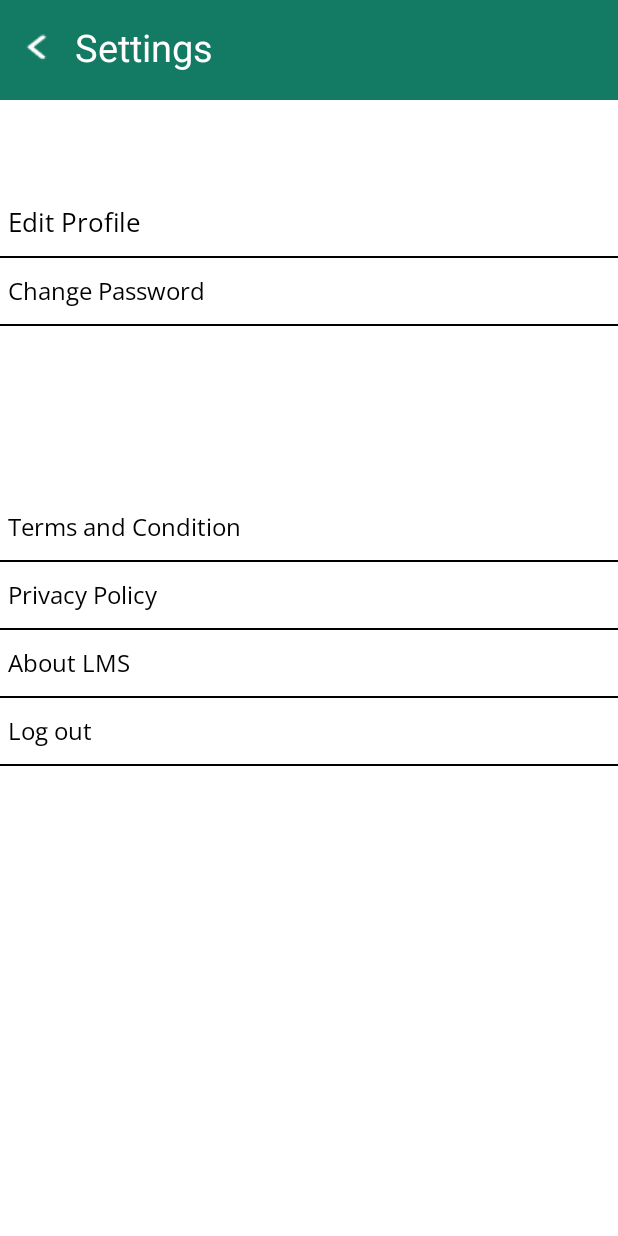
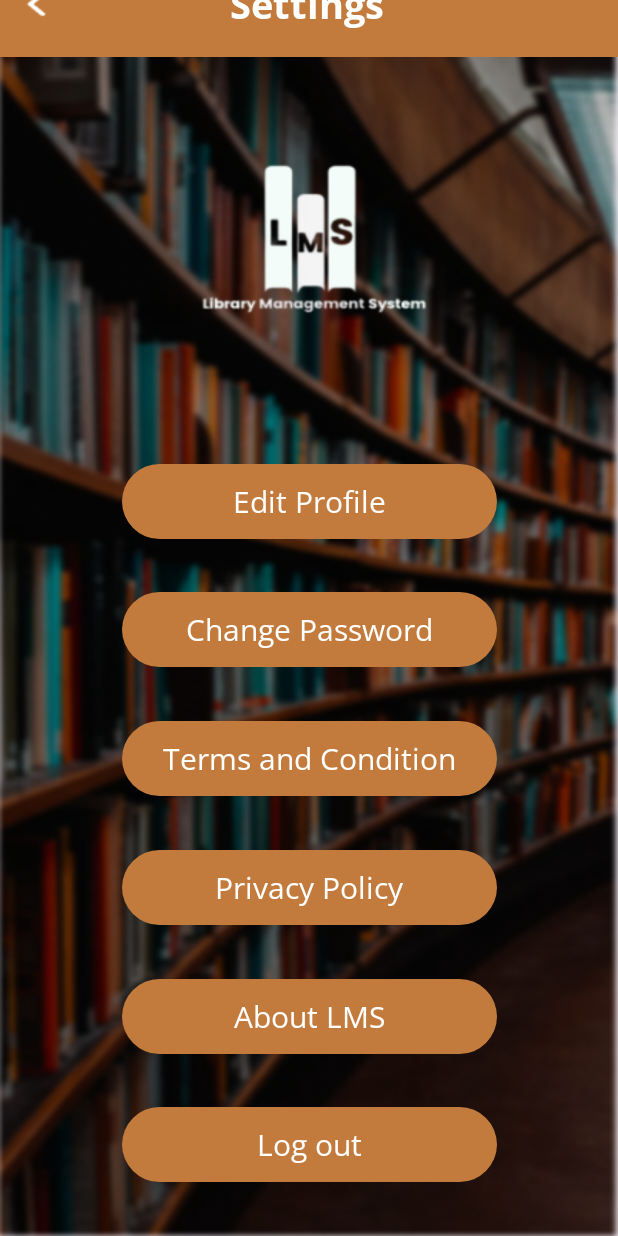
Before and after one commit to JoshuaLozano04/upang-lms, an Android app: the Settings screen opened directly, with no data from a screen before it, on a phone screen of 412 x 824 dp. Run offline under Robolectric (Android 15) with nearby library versions, the phone set to English and light mode, and no system bars; Roboto replaces fonts that are not available here.

Commit message:
finished my UI part

```diff
--- a/app/src/main/res/drawable/edit_text_border.xml
+++ b/app/src/main/res/drawable/edit_text_border.xml
@@ -1,7 +1,4 @@
 <shape xmlns:android="http://schemas.android.com/apk/res/android">
-    <solid android:color="@color/grayish_transparent"/> <!-- Background color (change as needed) -->
-    <stroke
-        android:width="5dp"
-        android:color="#00000000"/>>
+    <solid android:color="@color/semi_transparent_white"/> <!-- Background color (change as needed) -->
     <corners android:radius="50dp"/><!-- Corner radius to round edges -->
 </shape>
--- a/app/src/main/res/drawable/hudbendable.xml
+++ b/app/src/main/res/drawable/hudbendable.xml
@@ -2,8 +2,8 @@
 <shape xmlns:android="http://schemas.android.com/apk/res/android">
     <solid android:color="#C27B3C"/> <!-- Background color for the circle -->
     <corners
-        android:topLeftRadius="0dp"
-        android:topRightRadius="0dp"
-        android:bottomLeftRadius="0dp"
-        android:bottomRightRadius="0dp"/>
+        android:topLeftRadius="50dp"
+        android:topRightRadius="50dp"
+        android:bottomLeftRadius="50dp"
+        android:bottomRightRadius="50dp"/>
 </shape>
--- a/app/src/main/res/layout/activity_about_lms.xml
+++ b/app/src/main/res/layout/activity_about_lms.xml
@@ -13,7 +13,7 @@
         android:id="@+id/linearLayout"
         android:layout_width="match_parent"
         android:layout_height="50dp"
-        android:background="@drawable/hudbendable"
+        android:background="@drawable/rectangle"
         app:layout_constraintBottom_toBottomOf="parent"
         app:layout_constraintEnd_toEndOf="parent"
         app:layout_constraintHorizontal_bias="0.0"
--- a/app/src/main/res/layout/activity_account_page.xml
+++ b/app/src/main/res/layout/activity_account_page.xml
@@ -13,7 +13,7 @@
         android:id="@+id/linearLayout6"
         android:layout_width="match_parent"
         android:layout_height="100dp"
-        android:background="@drawable/hudbendable"
+        android:background="@drawable/rectangle"
         android:orientation="horizontal"
         app:layout_constraintBottom_toBottomOf="parent"
         app:layout_constraintEnd_toEndOf="parent"
@@ -72,7 +72,7 @@
         android:layout_width="350dp"
         android:layout_height="50sp"
         android:layout_marginTop="36dp"
-        android:background="@drawable/hudbendable"
+        android:background="@drawable/rectangle"
         android:gravity="center"
         android:text="Name"
         android:textColor="@color/white"
@@ -88,7 +88,7 @@
         android:layout_width="350dp"
         android:layout_height="50sp"
         android:layout_marginTop="16dp"
-        android:background="@drawable/hudbendable"
+        android:background="@drawable/rectangle"
         android:gravity="center"
         android:text="Email"
         android:textColor="@color/white"
@@ -106,7 +106,7 @@
         android:layout_marginTop="16dp"
         android:layout_marginBottom="190dp"
         android:gravity="center"
-        android:background="@drawable/hudbendable"
+        android:background="@drawable/rectangle"
         android:text="ID Number"
         android:textColor="@color/white"
         android:textSize="20sp"
--- a/app/src/main/res/layout/activity_settings.xml
+++ b/app/src/main/res/layout/activity_settings.xml
@@ -5,17 +5,16 @@
     android:id="@+id/main"
     android:layout_width="match_parent"
     android:layout_height="match_parent"
-    android:background="@color/white"
+    android:background="@drawable/blur"
     tools:context=".Activities.Settings">
 
     <LinearLayout
         android:id="@+id/linearLayout"
         android:layout_width="match_parent"
         android:layout_height="70sp"
-        android:layout_marginBottom="8dp"
-        android:background="#137A63"
-        android:layout_marginTop="30dp"
-        app:layout_constraintBottom_toTopOf="@+id/linearLayout2"
+        android:layout_marginBottom="820dp"
+        android:background="#C27B3C"
+        app:layout_constraintBottom_toBottomOf="parent"
         app:layout_constraintEnd_toEndOf="parent"
         app:layout_constraintStart_toStartOf="parent"
         app:layout_constraintTop_toTopOf="parent">
@@ -30,144 +29,122 @@
 
         <TextView
             android:id="@+id/textView3"
-            android:layout_width="wrap_content"
+            android:layout_width="310dp"
             android:layout_height="match_parent"
             android:gravity="center"
             android:text="Settings"
+            android:fontFamily="@font/open_sans_bold"
             android:textColor="@color/white"
             android:textSize="25sp"
             tools:layout_editor_absoluteX="125dp"
             tools:layout_editor_absoluteY="38dp" />
     </LinearLayout>
 
-    <LinearLayout
-        android:id="@+id/linearLayout2"
-        android:layout_width="match_parent"
-        android:layout_height="wrap_content"
-        android:layout_marginTop="56sp"
-        android:layout_marginBottom="56dp"
-        android:orientation="vertical"
-        app:layout_constraintBottom_toTopOf="@+id/linearLayout5"
+    <ImageView
+        android:id="@+id/imageView"
+        android:layout_width="300dp"
+        android:layout_height="200dp"
+        android:background="@drawable/iconvisible2"
+        app:layout_constraintBottom_toTopOf="@+id/btnEditProfile"
         app:layout_constraintEnd_toEndOf="parent"
         app:layout_constraintStart_toStartOf="parent"
-        app:layout_constraintTop_toBottomOf="@+id/linearLayout">
+        app:layout_constraintTop_toBottomOf="@+id/linearLayout" />
 
     <TextView
         android:id="@+id/btnEditProfile"
-            android:layout_width="match_parent"
-            android:layout_height="wrap_content"
-            android:layout_marginBottom="5sp"
+        android:layout_width="250dp"
+        android:layout_height="50dp"
+        android:background="@drawable/hudbendable"
+        android:fontFamily="@font/open_sans"
+        android:gravity="center"
         android:padding="5sp"
-            android:textColor="@color/black"
-            android:fontFamily="@font/open_sans"
         android:text="Edit Profile"
-            android:textSize="17sp" />
-
-        <LinearLayout
-            android:layout_width="match_parent"
-            android:layout_height="1sp"
-            android:layout_marginBottom="5sp"
-            android:background="@drawable/divider" />
+        android:textColor="@color/white"
+        android:textSize="20sp"
+        app:layout_constraintBottom_toTopOf="@+id/btnChangePass"
+        app:layout_constraintEnd_toEndOf="parent"
+        app:layout_constraintStart_toStartOf="parent"
+        app:layout_constraintTop_toBottomOf="@+id/imageView" />
 
     <TextView
         android:id="@+id/btnChangePass"
-            android:layout_width="match_parent"
-            android:layout_height="wrap_content"
-            android:layout_marginBottom="5sp"
+        android:layout_width="250dp"
+        android:layout_height="50dp"
+        android:background="@drawable/hudbendable"
+        android:fontFamily="@font/open_sans"
+        android:gravity="center"
         android:padding="5sp"
-            android:textColor="@color/black"
+        android:text="Change Password"
+        android:textColor="@color/white"
+        android:textSize="20sp"
+        app:layout_constraintBottom_toTopOf="@+id/btnTerms"
+        app:layout_constraintEnd_toEndOf="parent"
+        app:layout_constraintStart_toStartOf="parent"
+        app:layout_constraintTop_toBottomOf="@+id/btnEditProfile" />
+
+    <TextView
+        android:id="@+id/btnTerms"
+        android:layout_width="250dp"
+        android:layout_height="50dp"
+        android:background="@drawable/hudbendable"
         android:fontFamily="@font/open_sans"
-            android:text="Change Password"
-            android:textSize="16sp" />
+        android:gravity="center"
+        android:padding="5sp"
+        android:text="Terms and Condition"
+        android:textColor="@color/white"
+        android:textSize="20sp"
+        app:layout_constraintBottom_toTopOf="@+id/btnPrivacy"
+        app:layout_constraintEnd_toEndOf="parent"
+        app:layout_constraintStart_toStartOf="parent"
+        app:layout_constraintTop_toBottomOf="@+id/btnChangePass" />
 
-        <LinearLayout
-            android:layout_width="match_parent"
-            android:layout_height="1sp"
-            android:layout_marginBottom="5sp"
-            android:background="@drawable/divider" />
-    </LinearLayout>
+    <TextView
+        android:id="@+id/btnPrivacy"
+        android:layout_width="250dp"
+        android:layout_height="50dp"
+        android:background="@drawable/hudbendable"
+        android:fontFamily="@font/open_sans"
+        android:gravity="center"
+        android:padding="5sp"
+        android:text="Privacy Policy"
+        android:textColor="@color/white"
+        android:textSize="20sp"
+        app:layout_constraintBottom_toTopOf="@+id/btnAboutLMS"
+        app:layout_constraintEnd_toEndOf="parent"
+        app:layout_constraintStart_toStartOf="parent"
+        app:layout_constraintTop_toBottomOf="@+id/btnTerms" />
 
-    <LinearLayout
-        android:id="@+id/linearLayout5"
-        android:layout_width="match_parent"
-        android:layout_height="wrap_content"
-        android:layout_marginTop="56sp"
-        android:layout_marginBottom="342dp"
-        android:orientation="vertical"
+    <TextView
+        android:id="@+id/btnAboutLMS"
+        android:layout_width="250dp"
+        android:layout_height="50dp"
+        android:background="@drawable/hudbendable"
+        android:fontFamily="@font/open_sans"
+        android:gravity="center"
+        android:padding="5sp"
+        android:text="About LMS"
+        android:textColor="@color/white"
+        android:textSize="20sp"
+        app:layout_constraintBottom_toTopOf="@+id/btnLogOut"
+        app:layout_constraintEnd_toEndOf="parent"
+        app:layout_constraintStart_toStartOf="parent"
+        app:layout_constraintTop_toBottomOf="@+id/btnPrivacy" />
+
+    <TextView
+        android:id="@+id/btnLogOut"
+        android:layout_width="250dp"
+        android:layout_height="50dp"
+        android:background="@drawable/hudbendable"
+        android:fontFamily="@font/open_sans"
+        android:gravity="center"
+        android:padding="5sp"
+        android:text="Log out"
+        android:textColor="@color/white"
+        android:textSize="20sp"
         app:layout_constraintBottom_toBottomOf="parent"
         app:layout_constraintEnd_toEndOf="parent"
         app:layout_constraintStart_toStartOf="parent"
-        app:layout_constraintTop_toBottomOf="@+id/linearLayout2">
-
-        <TextView
-            android:id="@+id/btnTerms"
-            android:layout_width="match_parent"
-            android:layout_height="wrap_content"
-            android:layout_marginBottom="5sp"
-            android:padding="5sp"
-            android:textColor="@color/black"
-            android:fontFamily="@font/open_sans"
-            android:text="Terms and Condition"
-            android:textSize="16sp" />
-
-        <LinearLayout
-            android:layout_width="match_parent"
-            android:layout_height="1sp"
-            android:layout_marginBottom="5sp"
-            android:background="@drawable/divider" />
-
-        <TextView
-            android:id="@+id/btnPrivacy"
-            android:layout_width="match_parent"
-            android:layout_height="wrap_content"
-            android:layout_marginBottom="5sp"
-            android:padding="5sp"
-            android:textColor="@color/black"
-            android:fontFamily="@font/open_sans"
-            android:text="Privacy Policy"
-            android:textSize="16sp" />
-
-        <LinearLayout
-            android:layout_width="match_parent"
-            android:layout_height="1sp"
-            android:layout_marginBottom="5sp"
-            android:background="@drawable/divider" />
-
-        <TextView
-            android:id="@+id/btnAboutLMS"
-            android:layout_width="match_parent"
-            android:layout_height="wrap_content"
-            android:layout_marginBottom="5sp"
-            android:padding="5sp"
-            android:textColor="@color/black"
-            android:fontFamily="@font/open_sans"
-            android:text="About LMS"
-            android:textSize="16sp" />
-
-        <LinearLayout
-            android:layout_width="match_parent"
-            android:layout_height="1sp"
-            android:layout_marginBottom="5sp"
-            android:background="@drawable/divider" />
-
-        <TextView
-            android:id="@+id/btnLogOut"
-            android:layout_width="wrap_content"
-            android:layout_height="wrap_content"
-            android:layout_marginBottom="5sp"
-            android:padding="5sp"
-            android:textColor="@color/black"
-            android:fontFamily="@font/open_sans"
-            android:text="Log out"
-            android:textSize="16sp" />
-
-        <LinearLayout
-            android:layout_width="match_parent"
-            android:layout_height="1dp"
-            android:layout_marginBottom="5sp"
-            android:background="@drawable/divider" />
-
-    </LinearLayout>
+        app:layout_constraintTop_toBottomOf="@+id/btnAboutLMS" />
 
 
 </androidx.constraintlayout.widget.ConstraintLayout>
--- a/app/src/main/res/layout/activity_sign_in.xml
+++ b/app/src/main/res/layout/activity_sign_in.xml
@@ -5,54 +5,22 @@
     android:id="@+id/main"
     android:layout_width="match_parent"
     android:layout_height="match_parent"
-    android:background="#f2f3f4"
+    android:background="@drawable/blur"
     tools:context=".Activities.SignUp"
     tools:layout_editor_absoluteX="0dp"
     tools:layout_editor_absoluteY="-5dp">
-
-    <LinearLayout
-        android:textColor="@color/black"
-        android:id="@+id/linearLayout"
-        android:layout_width="500dp"
-        android:layout_height="200dp"
-        android:layout_marginBottom="550dp"
-        android:background="@drawable/rectangle"
-        android:orientation="vertical"
-        android:padding="5dp"
-        app:layout_constraintBottom_toBottomOf="@id/imageView3"
-        app:layout_constraintEnd_toEndOf="parent"
-        app:layout_constraintHorizontal_bias="0.875"
-        app:layout_constraintStart_toStartOf="parent"
-        app:layout_constraintTop_toTopOf="parent"
-        app:layout_constraintVertical_bias="0.0" />
-
-    <ImageView
-        android:id="@+id/imageView3"
-        android:layout_width="500dp"
-        android:layout_height="150dp"
-        android:layout_marginBottom="10dp"
-        android:contentDescription="extrahud"
-        app:layout_constraintBottom_toTopOf="@+id/textView2"
-        app:layout_constraintEnd_toEndOf="parent"
-        app:layout_constraintHorizontal_bias="0.0"
-        app:layout_constraintStart_toStartOf="parent"
-        app:layout_constraintTop_toTopOf="parent"
-        app:layout_constraintVertical_bias="1.0"
-        app:srcCompat="@drawable/hudbaroverlay" />
 
     <ImageView
         android:id="@+id/imageView1"
         android:layout_width="283dp"
         android:layout_height="149dp"
         android:layout_marginTop="20dp"
-        android:layout_marginBottom="16dp"
         android:contentDescription="Logo"
-        app:layout_constraintBottom_toBottomOf="@+id/linearLayout"
         app:layout_constraintEnd_toEndOf="parent"
         app:layout_constraintHorizontal_bias="0.49"
         app:layout_constraintStart_toStartOf="parent"
         app:layout_constraintTop_toTopOf="parent"
-        app:srcCompat="@drawable/iconvisible" />
+        app:srcCompat="@drawable/iconvisible2" />
 
 
     <TextView
@@ -63,7 +31,7 @@
         android:layout_marginBottom="0dp"
         android:fontFamily="@font/castoro"
         android:text="Sign Up"
-        android:textColor="@color/black"
+        android:textColor="@color/white"
         android:textSize="45sp"
         android:textStyle="bold"
         app:layout_constraintBottom_toTopOf="@+id/EtFirstname"
@@ -81,7 +49,6 @@
         android:ems="10"
         android:hint="First Name"
         android:inputType="textPersonName"
-        android:textColor="@color/black"
         android:textColorHint="@color/black"
         android:background="@drawable/edit_text_border"
         android:padding="10dp"
@@ -174,7 +141,7 @@
         android:layout_width="250dp"
         android:layout_height="60dp"
         android:layout_marginBottom="30dp"
-        android:backgroundTint="#137b64"
+        android:backgroundTint="#C27B3C"
         android:fontFamily="@font/roboto_serif_semibold"
         android:text="Create Account"
         android:textSize="24sp"
@@ -188,11 +155,11 @@
         android:id="@+id/TvLogin"
         android:layout_width="250dp"
         android:layout_height="30dp"
+        android:layout_marginTop="15dp"
         android:layout_marginBottom="9dp"
-        android:layout_marginTop="15dp"
         android:fontFamily="@font/anek_malayalam"
         android:text="Already have an account? Log in."
-        android:textColor="#0000FF"
+        android:textColor="#7777FF"
         android:textSize="16sp"
         app:layout_constraintBottom_toTopOf="@id/btnSignUp"
         app:layout_constraintEnd_toEndOf="parent"
```
Lines whose indentation alone changed are shown as unchanged.
